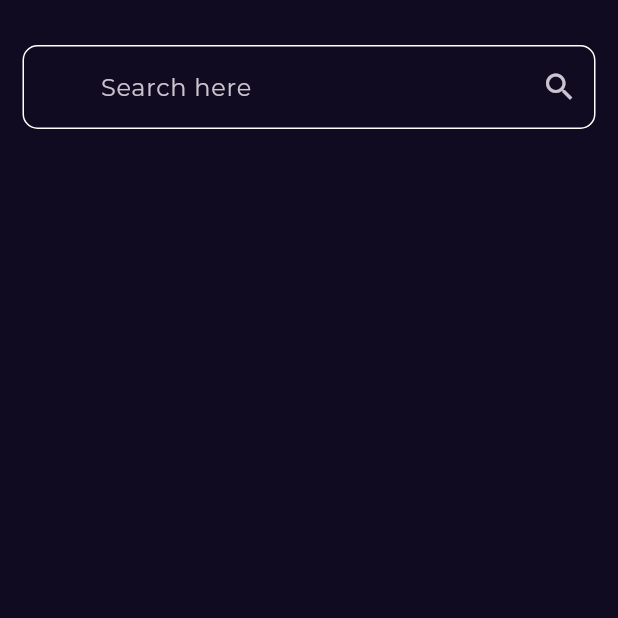
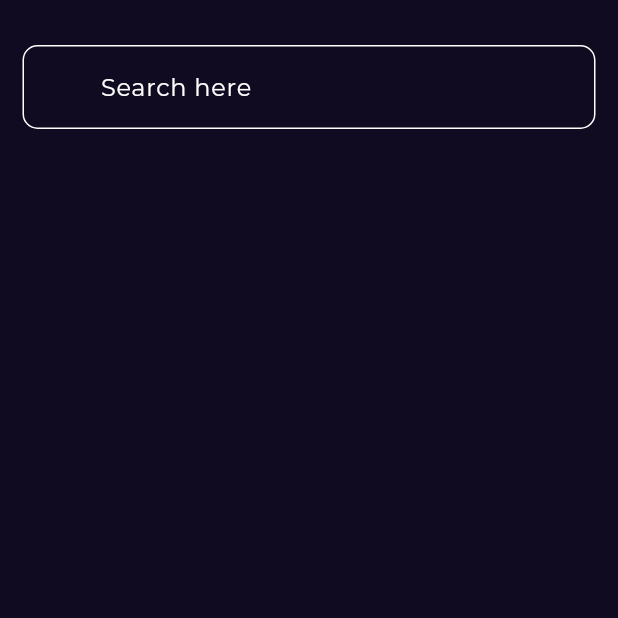
Before and after one commit to AhmedHussein1000/bookly, a Flutter app: the screen it shows after launch, after a tap on an icon or button, on a phone screen of 412 x 824 dp, the top half of it. Run offline on Flutter 3.47's test engine with Material 3 defaults, Android fonts, the phone set to English and light mode, and no system bars; our stand-ins replace cached_network_image, dartz, dio, equatable, flutter_bloc, fluttertoast and 6 more; missing offline and left inert: font_awesome_icon_class; accounts and stored records are empty; network calls fail; statements that could not run were skipped.

Commit message:
Some updates && added debouncing

```diff
--- a/lib/core/cache/hive_helper.dart
+++ b/lib/core/cache/hive_helper.dart
@@ -7,7 +7,7 @@ class HiveHelper {
   static const String newestBox = 'Newest Box';
   static const String similarBox = 'Similar Box';
   static const Duration _cacheDuration = Duration(days: 1);
-   Future<void> init() async {
+  static Future<void> init() async {
     await Hive.initFlutter();
     Hive.registerAdapter(CachedBooksResponseEntityAdapter());
     Hive.registerAdapter(BookModelAdapter());
@@ -43,7 +43,7 @@ class HiveHelper {
     return box.get(getCacheKey(category: category, pageNumber: pageNumber));
   }
 
-  Future<void> clearExpiredCache() async {
+  static Future<void> clearExpiredCache() async {
     final boxes = [featuredBox, newestBox, similarBox];
     final now = DateTime.now();
 
--- /dev/null
+++ b/lib/core/functions/initialize_app.dart
@@ -0,0 +1,15 @@
+import 'package:flutter/material.dart';
+import 'package:flutter_bloc/flutter_bloc.dart';
+import 'package:bookly/core/di/service_locator.dart';
+import 'package:bookly/custom_bloc_observer.dart';
+import 'package:bookly/core/network/api_services.dart';
+import 'package:bookly/core/cache/hive_helper.dart';
+
+Future<void> initializeApp() async {
+   WidgetsFlutterBinding.ensureInitialized();
+  ApiService.initDio();
+  setupServiceLocator();
+  await HiveHelper.init();
+  await HiveHelper.clearExpiredCache();
+  Bloc.observer = CustomBlocObserver();
+}
--- a/lib/core/widgets/custom_text_form_field.dart
+++ b/lib/core/widgets/custom_text_field.dart
@@ -4,24 +4,27 @@ class CustomTextfield extends StatelessWidget {
   const CustomTextfield(
       {super.key,
       required this.hintText,
-       this.prefixIconData,
+      this.prefixIconData,
       this.keyboardType,
       required this.controller,
-      this.suffixIcon, this.onSubmitted});
+      this.suffixIcon,
+      this.onChanged});
   final String hintText;
   final IconData? prefixIconData;
   final TextInputType? keyboardType;
   final TextEditingController controller;
   final IconButton? suffixIcon;
-  final void Function(String)? onSubmitted;
+  final void Function(String)? onChanged;
   @override
   Widget build(BuildContext context) {
     return TextField(
-      onSubmitted: onSubmitted,
+      cursorColor: Colors.white,
+      onChanged: onChanged,
       controller: controller,
       keyboardType: keyboardType,
       decoration: InputDecoration(
           hintText: hintText,
+          hintStyle: const TextStyle(color: Colors.white),
           suffixIcon: suffixIcon,
           prefixIcon: Icon(
             prefixIconData,
--- a/lib/features/books/presentation/controllers/search_book_bloc/search_book_bloc.dart
+++ b/lib/features/books/presentation/controllers/search_book_bloc/search_book_bloc.dart
@@ -5,6 +5,7 @@ import 'package:bookly/core/utils/enums.dart';
 import 'package:bookly/features/books/domain/entities/book_entity.dart';
 import 'package:bookly/features/books/domain/usecases/search_books_usecase.dart';
 import 'package:equatable/equatable.dart';
+import 'package:rxdart/rxdart.dart';
 
 part 'search_book_event.dart';
 part 'search_book_state.dart';
@@ -12,8 +13,14 @@ part 'search_book_state.dart';
 class SearchBookBloc extends Bloc<SearchBookEvent, SearchBookState> {
   final SearchBooksUsecase _searchBooksUsecase;
   SearchBookBloc(this._searchBooksUsecase) : super(const SearchBookState()) {
-    on<GetSearchedBooksEvent>(_getSearchedBooks);
+    on<GetSearchedBooksEvent>(
+      _getSearchedBooks,
+      transformer: (events, mapper) => events
+          .debounceTime(const Duration(milliseconds: 500))
+          .switchMap(mapper),
+    );
   }
+
   Future<void> _getSearchedBooks(
       GetSearchedBooksEvent event, Emitter<SearchBookState> emit) async {
     if (event.categoryQuery.isNullOrEmpty()) {
--- a/lib/features/books/presentation/screens/widgets/search_books_widgets/search_books_body.dart
+++ b/lib/features/books/presentation/screens/widgets/search_books_widgets/search_books_body.dart
@@ -1,4 +1,4 @@
-import 'package:bookly/core/widgets/custom_text_form_field.dart';
+import 'package:bookly/core/widgets/custom_text_field.dart';
 import 'package:bookly/features/books/presentation/controllers/search_book_bloc/search_book_bloc.dart';
 import 'package:bookly/features/books/presentation/screens/widgets/search_books_widgets/searched_books.dart';
 import 'package:flutter/material.dart';
@@ -37,22 +37,18 @@ class _SearchBooksBodyState extends State<SearchBooksBody> {
           ),
           CustomTextfield(
             hintText: 'Search here',
-            onSubmitted: (value) => context.read<SearchBookBloc>().add(
+            onChanged: (value) => context.read<SearchBookBloc>().add(
                   GetSearchedBooksEvent(categoryQuery: value),
                 ),
             controller: searchController,
-            suffixIcon: IconButton(
-                onPressed: () => context.read<SearchBookBloc>().add(
-                      GetSearchedBooksEvent(
-                          categoryQuery: searchController.text),
-                    ),
-                icon: const Icon(Icons.search)),
           ),
           const SizedBox(
             height: 30,
           ),
-          SearchedBooks(
-            categoryQuery: searchController.text,
+          Expanded(
+            child: SearchedBooks(
+              categoryQuery: searchController.text,
+            ),
           )
         ],
       ),
--- a/lib/features/books/presentation/screens/widgets/search_books_widgets/searched_books.dart
+++ b/lib/features/books/presentation/screens/widgets/search_books_widgets/searched_books.dart
@@ -1,5 +1,3 @@
-import 'dart:developer';
-
 import 'package:bookly/core/utils/enums.dart';
 import 'package:bookly/core/widgets/custom_text_message.dart';
 import 'package:bookly/features/books/domain/entities/book_entity.dart';
@@ -9,19 +7,13 @@ import 'package:bookly/features/books/presentation/screens/widgets/vertical_book
 import 'package:flutter/material.dart';
 import 'package:flutter_bloc/flutter_bloc.dart';
 
-class SearchedBooks extends StatefulWidget {
+class SearchedBooks extends StatelessWidget {
   const SearchedBooks({super.key, required this.categoryQuery});
   final String categoryQuery;
   @override
-  State<SearchedBooks> createState() => _SearchedBooksState();
-}
-
-class _SearchedBooksState extends State<SearchedBooks> {
-  @override
   Widget build(BuildContext context) {
-    return Expanded(child: BlocBuilder<SearchBookBloc, SearchBookState>(
+    return BlocBuilder<SearchBookBloc, SearchBookState>(
       builder: (context, state) {
-        log('search books rebuild');
         switch (state.searchedBooksStates) {
           case DefaultRequestState.success:
             return SearchedBooksList(
@@ -37,7 +29,7 @@ class _SearchedBooksState extends State<SearchedBooks> {
             return const SizedBox.shrink();
         }
       },
-    ));
+    );
   }
 }
 
--- a/lib/main.dart
+++ b/lib/main.dart
@@ -1,21 +1,12 @@
-import 'package:bookly/core/cache/hive_helper.dart';
-import 'package:bookly/core/network/api_services.dart';
+import 'package:bookly/core/functions/initialize_app.dart';
 import 'package:bookly/core/routes/routes.dart';
 import 'package:bookly/core/themes/dark_theme.dart';
 import 'package:bookly/core/routes/app_router.dart';
-import 'package:bookly/core/di/service_locator.dart';
-import 'package:bookly/custom_bloc_observer.dart';
+
 import 'package:flutter/material.dart';
-import 'package:flutter_bloc/flutter_bloc.dart';
 
 void main() async {
-  WidgetsFlutterBinding.ensureInitialized();
-  ApiService.initDio();
-  setupServiceLocator();
-  await getIt.get<HiveHelper>().init();
-  await getIt.get<HiveHelper>().clearExpiredCache();
-  Bloc.observer = CustomBlocObserver();
-
+  await initializeApp();
   runApp(const MyApp());
 }
 
--- a/pubspec.yaml
+++ b/pubspec.yaml
@@ -42,6 +42,7 @@ dependencies:
   google_fonts: ^6.2.1
   hive: ^2.2.3
   hive_flutter: ^1.1.0
+  rxdart: ^0.28.0
   skeletonizer: ^1.4.2
   url_launcher: ^6.2.5
 
```
Also changed, not shown: pubspec.lock.
